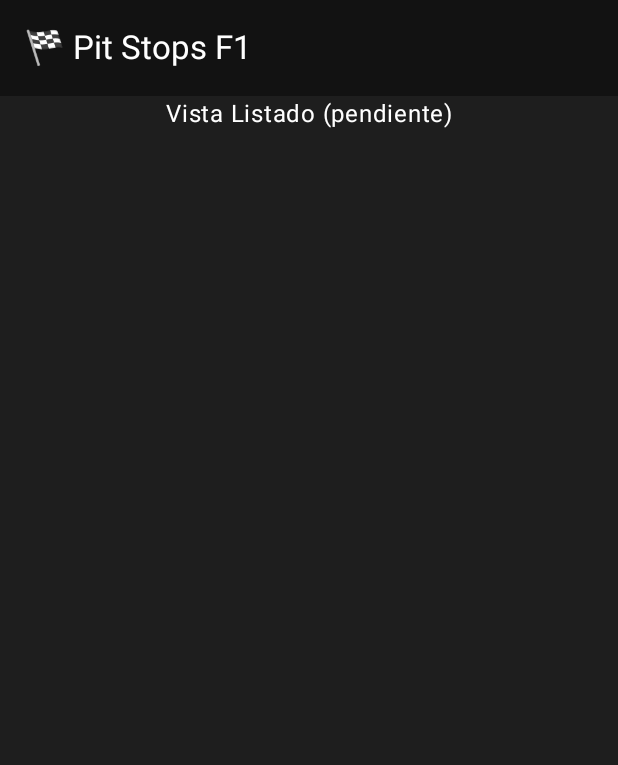
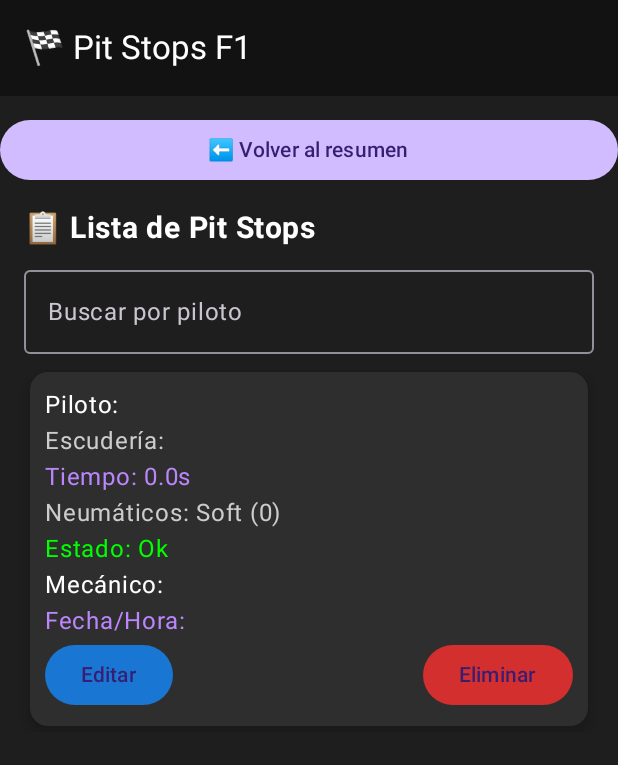
Before and after one commit to johan042006/Parcial1, an Android app built with Jetpack Compose: the screen it shows after launch (MainActivity), after a tap on "📋 Ver listado", on a phone screen of 412 x 824 dp. Shown: the top 765 px of the screen. Run offline under Robolectric (Android 15) with nearby library versions, the phone set to English and light mode, and no system bars; 2 other taps on this screen came first.

Commit message:
Vista de Listado, Búsqueda y Eliminación

```diff
--- a/app/src/main/java/com/example/parcial1/MainActivity.kt
+++ b/app/src/main/java/com/example/parcial1/MainActivity.kt
@@ -7,6 +7,8 @@ import androidx.compose.foundation.Canvas
 import androidx.compose.foundation.background
 import androidx.compose.foundation.clickable
 import androidx.compose.foundation.layout.*
+import androidx.compose.foundation.lazy.LazyColumn
+import androidx.compose.foundation.lazy.items
 import androidx.compose.material3.*
 import androidx.compose.runtime.*
 import androidx.compose.ui.Alignment
@@ -18,7 +20,7 @@ import androidx.compose.ui.graphics.Color
 import androidx.compose.ui.text.font.FontWeight
 import androidx.compose.ui.unit.dp
 import androidx.compose.ui.unit.sp
-
+import com.example.pitstop.PitStopDBHelper
 data class PitStop(
     val id: Int = 0,
     val driverName: String,
@@ -73,8 +75,90 @@ fun PitStopApp(context: android.content.Context) {
             when (currentView) {
                 "summary" -> PitStopSummaryView(db) { currentView = it }
                 "edit" -> PitStopCreateView(db, onBack = { currentView = "summary" })
-                "list" -> Text("Vista Listado (pendiente)", color = Color.White)
+                "list" -> PitStopListView(
+                    db,
+                    onBack = { currentView = "summary" },
+                    onEdit = { pit ->
+                        pitToEdit = pit
+                        currentView = "editExisting"
+                    }
+                )
                 "editExisting" -> pitToEdit?.let { pit -> Text("Vista Editar (pendiente)", color = Color.White) }
+            }
+        }
+    }
+}
+
+@Composable
+fun PitStopListView(
+    db: PitStopDBHelper,
+    onBack: () -> Unit,
+    onEdit: (PitStop) -> Unit
+) {
+    var search by remember { mutableStateOf("") }
+    var pitStops by remember { mutableStateOf(db.getAllPitStops()) }
+    Spacer(Modifier.height(12.dp))
+    Button(onClick = { onBack() }, modifier = Modifier.fillMaxWidth()) {
+        Text("⬅️ Volver al resumen")
+    }
+    Column(Modifier.fillMaxSize().padding(16.dp)) {
+        Text("📋 Lista de Pit Stops", fontSize = 20.sp, fontWeight = FontWeight.Bold, color = Color.White)
+        Spacer(modifier = Modifier.height(8.dp))
+
+        OutlinedTextField(
+            value = search,
+            onValueChange = {
+                search = it
+                pitStops = if (search.isEmpty()) db.getAllPitStops() else db.searchPitStops(search)
+            },
+            label = { Text("Buscar por piloto") },
+            modifier = Modifier.fillMaxWidth()
+        )
+
+        Spacer(modifier = Modifier.height(8.dp))
+
+        LazyColumn {
+            items(pitStops) { pit ->
+                Card(
+                    modifier = Modifier
+                        .fillMaxWidth()
+                        .padding(4.dp),
+                    elevation = CardDefaults.cardElevation(6.dp),
+                    colors = CardDefaults.cardColors(containerColor = Color(0xFF2E2E2E))
+                ) {
+                    Column(Modifier.padding(10.dp)) {
+                        Text("Piloto: ${pit.driverName}", color = Color.White)
+                        Text("Escudería: ${pit.team}", color = Color.LightGray)
+                        Text("Tiempo: ${pit.stopTime}s", color = Color(0xFFBB86FC))
+                        Text("Neumáticos: ${pit.tireType} (${pit.tireCount})", color = Color.LightGray)
+                        Text("Estado: ${pit.status}", color = if (pit.status == "Ok") Color.Green else Color.Red)
+                        Text("Mecánico: ${pit.mechanic}", color = Color.White)
+                        Text("Fecha/Hora: ${pit.dateTime}", color = Color(0xFFBB86FC))
+                        if (pit.failureReason.isNotEmpty()) Text("Fallo: ${pit.failureReason}", color = Color.Red)
+
+                        Row(
+                            Modifier.fillMaxWidth(),
+                            horizontalArrangement = Arrangement.SpaceBetween
+                        ) {
+                            Button(
+                                onClick = { onEdit(pit) },
+                                colors = ButtonDefaults.buttonColors(containerColor = Color(0xFF1976D2))
+                            ) {
+                                Text("Editar")
+                            }
+
+                            Button(
+                                onClick = {
+                                    db.deletePitStop(pit.id)
+                                    pitStops = db.getAllPitStops()
+                                },
+                                colors = ButtonDefaults.buttonColors(containerColor = Color(0xFFD32F2F))
+                            ) {
+                                Text("Eliminar")
+                            }
+                        }
+                    }
+                }
             }
         }
     }
```
Also changed, not shown: app/src/main/java/com/example/parcial1/PitStopDBHelper.kt (+38 -1 lines).
